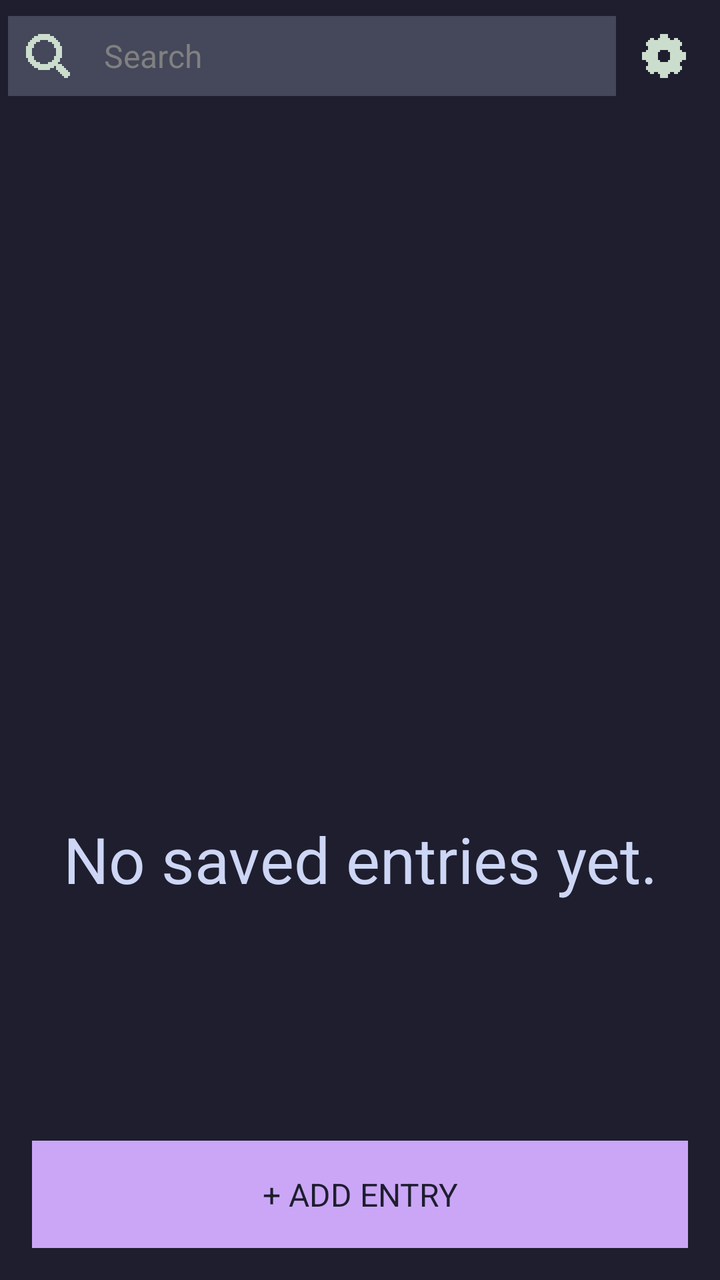
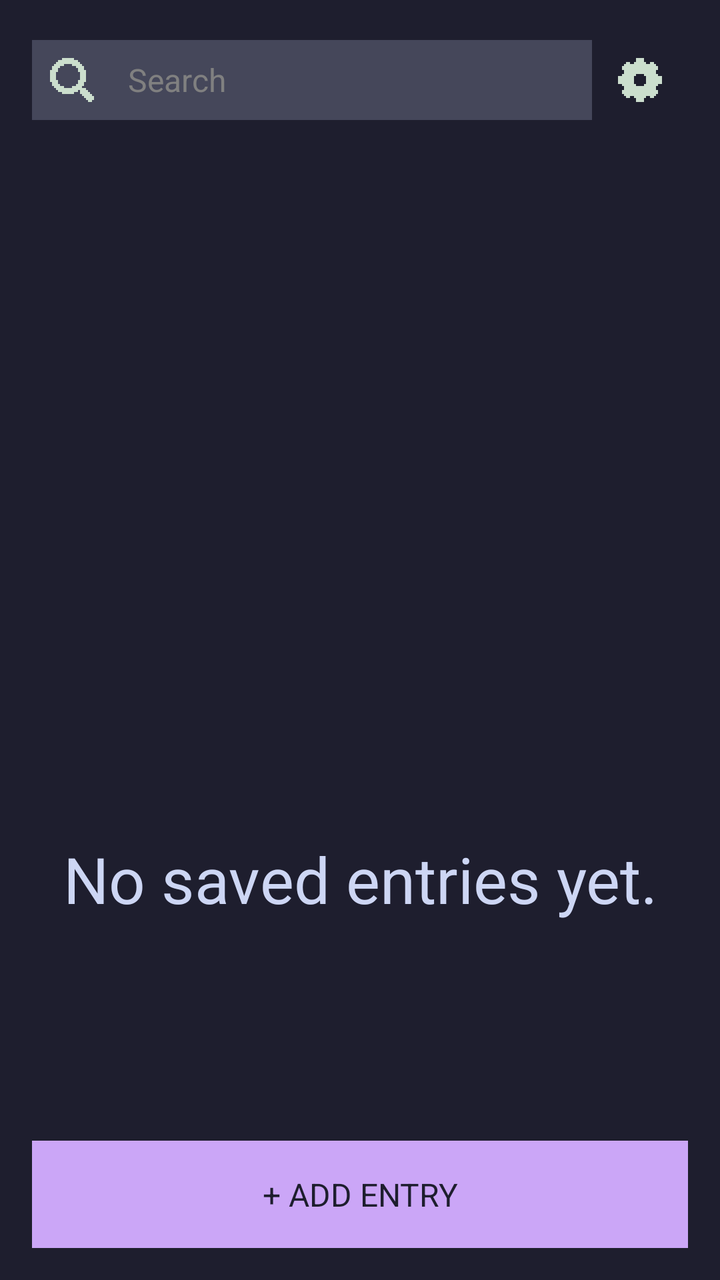

The first picture is an Android layout as it rendered before a commit; the second is the same layout after the commit. The layout source and the unified diff follow.
<!-- AndroidManifest.xml: application theme Theme.Okapi -->
<!-- res/layout/activity_main.xml -->
<?xml version="1.0" encoding="utf-8"?>
<LinearLayout xmlns:android="http://schemas.android.com/apk/res/android"
    android:id="@+id/root"
    style="@style/VerticalList"
    android:layout_height="match_parent"
    android:background="@color/base">

    <LinearLayout
        android:id="@+id/toolbar_row"
        style="@style/HorizontalList"
        android:padding="4sp">

        <LinearLayout
            android:id="@+id/search_box"
            style="@style/HorizontalList"
            android:layout_width="0dp"
            android:layout_weight="1"
            android:background="@color/surface_0">

            <FrameLayout
                android:layout_width="wrap_content"
                android:layout_height="wrap_content"
                android:padding="8dp">

                <ImageView
                    style="@style/Icon24"
                    android:src="@drawable/px_search" />
            </FrameLayout>

            <EditText
                android:id="@+id/search"
                style="@style/EditText"
                android:layout_width="0dp"
                android:layout_weight="1"
                android:background="@color/surface_0"
                android:hint="@string/hint_search"
                android:imeOptions="actionSearch"
                android:inputType="textNoSuggestions"
                android:paddingTop="8dp"
                android:paddingBottom="8dp" />

            <FrameLayout
                android:id="@+id/clear_btn"
                android:layout_width="wrap_content"
                android:layout_height="wrap_content"
                android:padding="8dp"
                android:visibility="gone">

                <ImageView
                    style="@style/Icon24"
                    android:contentDescription="@string/altdescr_clear_search"
                    android:src="@drawable/px_times" />
            </FrameLayout>
        </LinearLayout>

        <FrameLayout
            android:id="@+id/settings_btn"
            android:layout_width="wrap_content"
            android:layout_height="wrap_content"
            android:padding="@dimen/small">

            <ImageView
                style="@style/Icon24"
                android:contentDescription="@string/altdescr_open_settings"
                android:src="@drawable/px_cog" />
        </FrameLayout>

    </LinearLayout>

    <LinearLayout
        android:id="@+id/list_view"
        style="@style/VerticalList"
        android:layout_height="0dp"
        android:layout_weight="1">

        <ListView
            android:id="@+id/messages_list"
            android:layout_width="match_parent"
            android:layout_height="0dp"
            android:layout_weight="1"
            android:background="@android:color/transparent"
            android:cacheColorHint="@android:color/transparent"
            android:divider="@null"
            android:dividerHeight="0dp"
            android:fadingEdge="none"
            android:overScrollMode="never"
            android:scrollbars="none" />

        <TextView
            android:id="@+id/empty_label"
            style="@style/H2_Center"
            android:layout_height="0dp"
            android:layout_weight="1"
            android:text="@string/label_no_messages" />

        <LinearLayout
            android:id="@+id/menu_bar"
            style="@style/HorizontalList_BG2"
            android:padding="4sp"
            android:visibility="gone">

            <FrameLayout
                android:id="@+id/multi_select_cancel_button"
                android:layout_width="wrap_content"
                android:layout_height="wrap_content"
                android:padding="12sp">

                <ImageView
                    style="@style/Icon24"
                    android:contentDescription="@string/altdescr_cancel_selection"
                    android:src="@drawable/px_arrow_left" />
            </FrameLayout>

            <TextView
                android:id="@+id/selected_count"
                android:layout_width="0dp"
                android:layout_height="wrap_content"
                android:layout_weight="1"
                android:textColor="@color/text"
                android:textSize="18sp" />

            <FrameLayout
                android:id="@+id/archive_button"
                android:layout_width="wrap_content"
                android:layout_height="wrap_content"
                android:padding="12sp">

                <ImageView
                    style="@style/Icon24"
                    android:contentDescription="@string/altdescr_archive"
                    android:src="@drawable/px_eye_cross" />
            </FrameLayout>

            <FrameLayout
                android:id="@+id/move_to_group_button"
                android:layout_width="wrap_content"
                android:layout_height="wrap_content"
                android:padding="12sp">

                <ImageView
                    style="@style/Icon24"
                    android:contentDescription="@string/altdescr_move_to_group"
                    android:src="@drawable/px_folder_enter" />
            </FrameLayout>
        </LinearLayout>

        <Button
            android:id="@+id/add_btn"
            style="@style/BTN"
            android:layout_margin="16dp"
            android:text="@string/btn_add_message" />
    </LinearLayout>

    <LinearLayout
        android:id="@+id/edit_view"
        style="@style/VerticalList"
        android:layout_height="0dp"
        android:layout_weight="1"
        android:paddingLeft="16dp"
        android:paddingRight="16dp"
        android:paddingBottom="16dp"
        android:visibility="gone">

        <ScrollView
            android:layout_width="match_parent"
            android:layout_height="0dp"
            android:layout_weight="1"
            android:fadingEdge="none"
            android:fillViewport="true"
            android:overScrollMode="never"
            android:scrollbars="none">

            <LinearLayout style="@style/VerticalList">

                <LinearLayout style="@style/VerticalList_BG2">

                    <TextView
                        style="@style/Text"
                        android:text="@string/label_name" />

                    <View style="@style/SeparatorListVertical" />

                    <EditText
                        android:id="@+id/field_name"
                        style="@style/EditText"
                        android:inputType="textNoSuggestions" />
                </LinearLayout>

                <View style="@style/SeparatorListVertical" />

                <LinearLayout style="@style/VerticalList_BG2">

                    <TextView
                        style="@style/Text"
                        android:text="@string/label_user" />

                    <View style="@style/SeparatorListVertical" />

                    <EditText
                        android:id="@+id/field_user"
                        style="@style/EditText"
                        android:inputType="textNoSuggestions" />
                </LinearLayout>

                <View style="@style/SeparatorListVertical" />

                <LinearLayout style="@style/VerticalList_BG2">

                    <TextView
                        style="@style/Text"
                        android:text="@string/label_password" />

                    <View style="@style/SeparatorListVertical" />

                    <EditText
                        android:id="@+id/field_password"
                        style="@style/EditText"
                        android:inputType="textVisiblePassword" />
                </LinearLayout>

                <View style="@style/SeparatorListVertical" />

                <LinearLayout style="@style/VerticalList_BG2">

                    <TextView
                        style="@style/Text"
                        android:text="@string/label_url" />

                    <View style="@style/SeparatorListVertical" />

                    <EditText
                        android:id="@+id/field_url"
                        style="@style/EditText"
                        android:inputType="textUri|textNoSuggestions" />
                </LinearLayout>

                <View style="@style/SeparatorListVertical" />

                <LinearLayout style="@style/VerticalList_BG2">

                    <TextView
                        style="@style/Text"
                        android:text="@string/label_totp" />

                    <View style="@style/SeparatorListVertical" />

                    <EditText
                        android:id="@+id/field_totp"
                        style="@style/EditText"
                        android:inputType="textVisiblePassword" />
                </LinearLayout>

                <View style="@style/SeparatorListVertical" />

                <LinearLayout style="@style/VerticalList_BG2">

                    <TextView
                        style="@style/Text"
                        android:text="@string/label_group" />

                    <View style="@style/SeparatorListVertical" />

                    <TextView
                        android:id="@+id/field_group"
                        style="@style/EditText"
                        android:clickable="true" />
                </LinearLayout>
            </LinearLayout>
        </ScrollView>

        <View style="@style/Separator" />

        <Button
            android:id="@+id/save_btn"
            style="@style/BTN"
            android:text="@string/btn_save" />

        <View style="@style/SeparatorListVertical" />

        
        
        
        

        <Button
            android:id="@+id/archive_btn"
            style="@style/BTN_Danger"
            android:text="@string/btn_archive" />

        <View style="@style/SeparatorListVertical" />

        <Button
            android:id="@+id/cancel"
            style="@style/BTN"
            android:text="@string/btn_go_back" />
    </LinearLayout>
</LinearLayout>
<!-- resources referenced by this layout -->
<resources>
  <color name="base">#1E1E2E</color>
  <color name="surface_0">#45475A</color>
  <color name="text">#CDD6F4</color>
  <dimen name="small">12sp</dimen>
  <string name="altdescr_archive">Archive</string>
  <string name="altdescr_cancel_selection">Cancel selection</string>
  <string name="altdescr_clear_search">Clear search</string>
  <string name="altdescr_move_to_group">Move to group</string>
  <string name="altdescr_open_settings">Open Settings</string>
  <string name="btn_add_message">+ ADD ENTRY</string>
  <string name="btn_archive">ARCHIVE</string>
  <string name="btn_go_back">GO BACK</string>
  <string name="btn_save">SAVE</string>
  <string name="hint_search">Search</string>
  <string name="label_group">Group</string>
  <string name="label_name">Name</string>
  <string name="label_no_messages">No saved entries yet.</string>
  <string name="label_password">Password</string>
  <string name="label_totp">TOTP Secret</string>
  <string name="label_url">URL</string>
  <string name="label_user">User</string>
  <style name="BTN" parent="BlockFlow">
          <item name="android:padding">16dp</item>
          <item name="android:textColor">@color/base</item>
          <item name="android:textSize">@dimen/text</item>
          <item name="android:background">@color/accent</item>
      </style>
  <style name="BTN_Danger" parent="BTN">
          <item name="android:background">@color/error</item>
      </style>
  <style name="H2_Center" parent="H2">
          <item name="android:gravity">center</item>
      </style>
  <style name="HorizontalList" parent="BlockFlow">
          <item name="android:orientation">horizontal</item>
          <item name="android:gravity">center_vertical</item>
      </style>
  <style name="HorizontalList_BG2" parent="HorizontalList">
          <item name="android:background">@color/surface_0</item>
          <item name="android:padding">16dp</item>
      </style>
  <style name="Icon24">
          <item name="android:layout_width">24dp</item>
          <item name="android:layout_height">24dp</item>
          <item name="android:layout_gravity">center</item>
      </style>
  <style name="Separator">
          <item name="android:layout_width">match_parent</item>
          <item name="android:layout_height">1dp</item>
          <item name="android:background">@color/disabled</item>
          <item name="android:layout_marginTop">16dp</item>
          <item name="android:layout_marginBottom">16dp</item>
      </style>
  <style name="SeparatorListVertical">
          <item name="android:layout_width">match_parent</item>
          <item name="android:layout_height">@dimen/space_between_elements</item>
      </style>
  <style name="Text" parent="BlockFlow">
          <item name="android:textColor">@color/text</item>
          <item name="android:textSize">@dimen/text</item>
      </style>
  <style name="VerticalList" parent="BlockFlow">
          <item name="android:orientation">vertical</item>
      </style>
  <style name="VerticalList_BG2" parent="VerticalList">
          <item name="android:background">@color/surface_0</item>
          <item name="android:padding">16dp</item>
      </style>
  <style name="Theme.Okapi" parent="@android:style/Theme.Black.NoTitleBar">
          <item name="android:windowBackground">@color/base</item>
          <item name="android:textColor">@color/text</item>
      </style>
  <style name="BlockFlow">
          <item name="android:layout_width">match_parent</item>
          <item name="android:layout_height">wrap_content</item>
      </style>
  <dimen name="text">16sp</dimen>
  <color name="accent">#CBA6F7</color>
  <color name="error">#F38BA9</color>
  <style name="H2" parent="BlockFlow">
          <item name="android:textColor">@color/text</item>
          <item name="android:textSize">@dimen/h2</item>
      </style>
  <color name="disabled">#585B70</color>
  <dimen name="space_between_elements">8dp</dimen>
  <dimen name="h2">32sp</dimen>
  <!-- unchanged entries left out for length: 7 -->
</resources>

<!-- the commit's change to res/layout/activity_main.xml (unified diff, before → after) -->
@@ -3,12 +3,12 @@
     android:id="@+id/root"
     style="@style/VerticalList"
     android:layout_height="match_parent"
-    android:background="@color/base">
+    android:background="@color/base"
+    android:padding="16dp">
 
     <LinearLayout
         android:id="@+id/toolbar_row"
-        style="@style/HorizontalList"
-        android:padding="4sp">
+        style="@style/HorizontalList">
 
         <LinearLayout
             android:id="@+id/search_box"
@@ -73,6 +73,8 @@
         android:layout_height="0dp"
         android:layout_weight="1">
 
+        <View style="@style/SeparatorListVertical" />
+
         <ListView
             android:id="@+id/messages_list"
             android:layout_width="match_parent"
@@ -96,7 +98,6 @@
         <LinearLayout
             android:id="@+id/menu_bar"
             style="@style/HorizontalList_BG2"
-            android:padding="4sp"
             android:visibility="gone">
 
             <FrameLayout
@@ -144,10 +145,11 @@
             </FrameLayout>
         </LinearLayout>
 
+        <View style="@style/SeparatorListVertical" />
+
         <Button
             android:id="@+id/add_btn"
             style="@style/BTN"
-            android:layout_margin="16dp"
             android:text="@string/btn_add_message" />
     </LinearLayout>
 
@@ -156,9 +158,6 @@
         style="@style/VerticalList"
         android:layout_height="0dp"
         android:layout_weight="1"
-        android:paddingLeft="16dp"
-        android:paddingRight="16dp"
-        android:paddingBottom="16dp"
         android:visibility="gone">
 
         <ScrollView
@@ -277,17 +276,19 @@
 
         <View style="@style/SeparatorListVertical" />
 
-        
-        
-        
-        
-
-        <Button
-            android:id="@+id/archive_btn"
+        <Button
+            android:id="@+id/delete_btn"
             style="@style/BTN_Danger"
-            android:text="@string/btn_archive" />
-
-        <View style="@style/SeparatorListVertical" />
+            android:text="@string/btn_delete" />
+
+        <View style="@style/SeparatorListVertical" />
+
+        
+        
+        
+        
+
+        
 
         <Button
             android:id="@+id/cancel"
<!-- resource entries referenced after the edit -->
@@ -10,7 +10,7 @@
   <string name="altdescr_move_to_group">Move to group</string>
   <string name="altdescr_open_settings">Open Settings</string>
   <string name="btn_add_message">+ ADD ENTRY</string>
-  <string name="btn_archive">ARCHIVE</string>
+  <string name="btn_delete">DELETE</string>
   <string name="btn_go_back">GO BACK</string>
   <string name="btn_save">SAVE</string>
   <string name="hint_search">Search</string>
